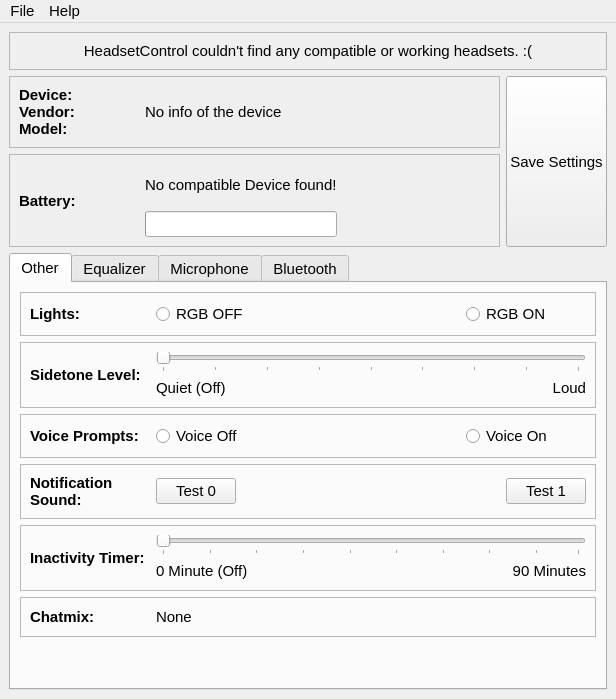
Before: the Qt Designer form mainwindow.ui in LeoKlaus/HeadsetControl-GUI, drawn with Qt 5.
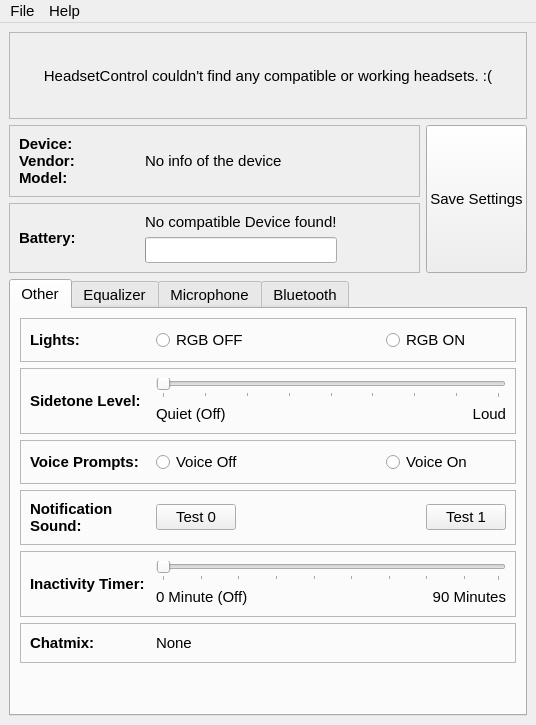
After: the same form once the commit is applied. Icons and pictures are not drawn.

Diff of the .ui file:
```diff
--- a/mainwindow.ui
+++ b/mainwindow.ui
@@ -9,8 +9,8 @@
    <rect>
     <x>0</x>
     <y>0</y>
-    <width>616</width>
-    <height>699</height>
+    <width>536</width>
+    <height>725</height>
    </rect>
   </property>
   <property name="sizePolicy">
@@ -295,7 +295,7 @@
                 <bool>true</bool>
                </property>
                <property name="sizePolicy">
-                <sizepolicy hsizetype="Minimum" vsizetype="Expanding">
+                <sizepolicy hsizetype="Minimum" vsizetype="Minimum">
                  <horstretch>0</horstretch>
                  <verstretch>0</verstretch>
                 </sizepolicy>
@@ -365,7 +365,7 @@
       <item>
        <widget class="QPushButton" name="savesettingsButton">
         <property name="sizePolicy">
-         <sizepolicy hsizetype="Maximum" vsizetype="Preferred">
+         <sizepolicy hsizetype="Maximum" vsizetype="Minimum">
           <horstretch>0</horstretch>
           <verstretch>0</verstretch>
          </sizepolicy>
@@ -383,7 +383,7 @@
        <bool>true</bool>
       </property>
       <property name="sizePolicy">
-       <sizepolicy hsizetype="Minimum" vsizetype="Expanding">
+       <sizepolicy hsizetype="Minimum" vsizetype="Minimum">
         <horstretch>0</horstretch>
         <verstretch>0</verstretch>
        </sizepolicy>
@@ -1699,7 +1699,7 @@
     <rect>
      <x>0</x>
      <y>0</y>
-     <width>616</width>
+     <width>536</width>
      <height>25</height>
     </rect>
    </property>
```
